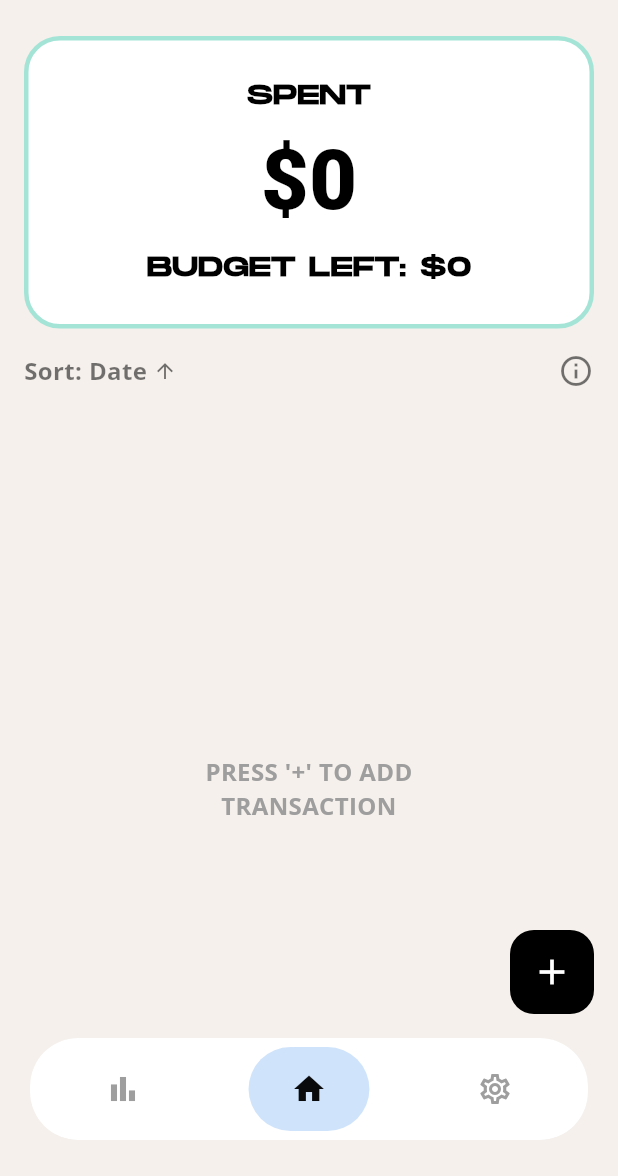
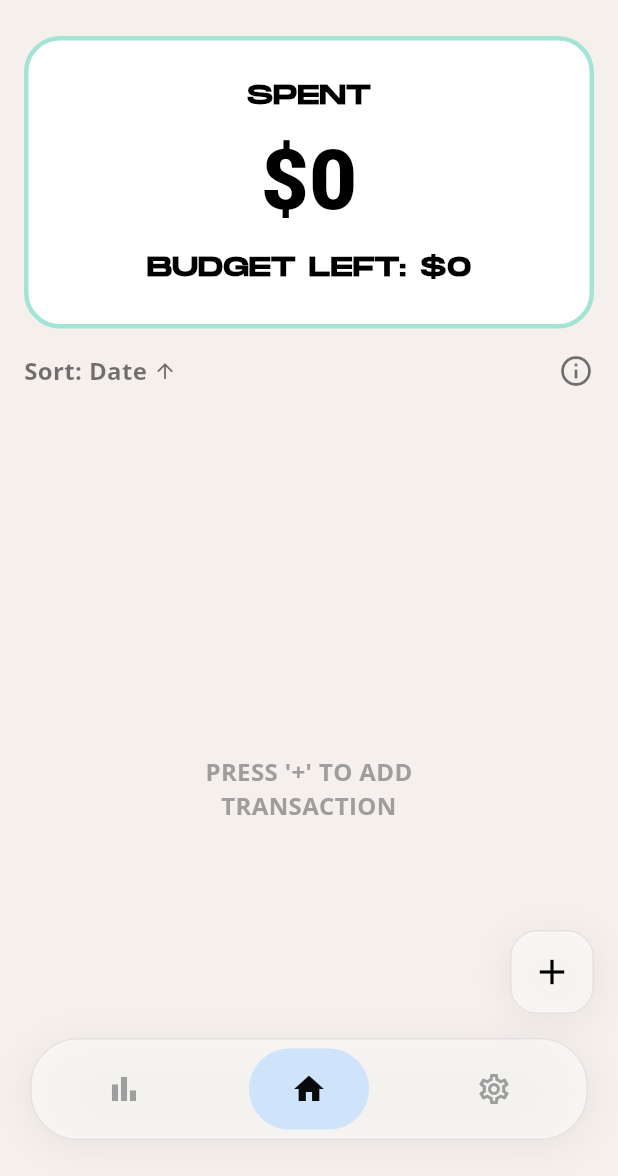
Before and after one commit to ngoleminhphuc1011/RADIX-finance-tracker-app, a Flutter app: the screen it shows after launch, on a phone screen of 412 x 824 dp, the part 60-1236 px from its top. Run offline on Flutter 3.47's test engine with Material 3 defaults, Android fonts, the phone set to English and light mode, and no system bars; our stand-ins replace fl_chart, google_fonts, shared_preferences, sqflite, sqflite_common_ffi_web; accounts and stored records are empty.

Commit message:
style: apply high-end frosted glassmorphism to floating bottom nav bar and add button

```diff
--- a/lib/nav_wrapper.dart
+++ b/lib/nav_wrapper.dart
@@ -1,4 +1,5 @@
 import 'dart:math';
+import 'dart:ui' as ui;
 import 'package:flutter/material.dart';
 import 'screens/graph/graph_screen.dart';
 import 'screens/home/home_screen.dart';
@@ -391,21 +392,38 @@ class _NavWrapperState extends State<NavWrapper> {
         ),
         bottomNavigationBar: Padding(
           padding: const EdgeInsets.only(bottom: 24, left: 20, right: 20),
+          child: Container(
+            decoration: BoxDecoration(
+              borderRadius: BorderRadius.circular(32),
+              boxShadow: [
+                BoxShadow(
+                  color: Theme.of(context).brightness == Brightness.dark
+                      ? Colors.black.withValues(alpha: 0.30)
+                      : Colors.black.withValues(alpha: 0.06),
+                  blurRadius: 20,
+                  offset: const Offset(0, 4),
+                ),
+              ],
+            ),
             child: ClipRRect(
               borderRadius: BorderRadius.circular(32),
+              child: BackdropFilter(
+                filter: ui.ImageFilter.blur(sigmaX: 20, sigmaY: 20),
                 child: AnimatedContainer(
                   duration: const Duration(milliseconds: 400),
                   curve: Curves.easeInOut,
                   height: 68,
                   decoration: BoxDecoration(
-                color: AppColorLocker.of(context).navBarBackground,
-                boxShadow: [
-                  BoxShadow(
-                    color: AppColorLocker.of(context).shadowLight,
-                    blurRadius: 20,
-                    offset: const Offset(0, 4),
+                    color: Theme.of(context).brightness == Brightness.dark
+                        ? Colors.white.withValues(alpha: 0.18)
+                        : Colors.white.withValues(alpha: 0.50),
+                    borderRadius: BorderRadius.circular(32),
+                    border: Border.all(
+                      color: Theme.of(context).brightness == Brightness.dark
+                          ? Colors.white.withValues(alpha: 0.20)
+                          : Colors.black.withValues(alpha: 0.08),
+                      width: 1.0,
                     ),
-                ],
                   ),
                   child: LayoutBuilder(
                     builder: (context, constraints) {
@@ -473,6 +491,8 @@ class _NavWrapperState extends State<NavWrapper> {
               ),
             ),
           ),
+        ),
+      ),
     );
   }
 
--- a/lib/screens/home/home_screen.dart
+++ b/lib/screens/home/home_screen.dart
@@ -1,3 +1,4 @@
+import 'dart:ui' as ui;
 import 'package:flutter/material.dart';
 import 'package:intl/intl.dart';
 import 'instruction_screen.dart';
@@ -503,7 +504,12 @@ class _HomeScreenState extends State<HomeScreen> {
           child: ListView.builder(
             controller: _scrollController,
             key: ValueKey<String>(currentSort),
-            padding: padding,
+            padding: EdgeInsets.fromLTRB(
+              padding.left,
+              padding.top,
+              padding.right,
+              padding.bottom < 110 ? 110 : padding.bottom,
+            ),
             physics: const BouncingScrollPhysics(),
             itemCount: groupedKeys.length,
             itemBuilder: (context, index) {
@@ -534,6 +540,15 @@ class _HomeScreenState extends State<HomeScreen> {
   }
 
   Widget _buildFab(AppColorLocker locker) {
+    final bool isDark = Theme.of(context).brightness == Brightness.dark;
+    final Color fabBg = isDark
+        ? Colors.white.withValues(alpha: 0.18)
+        : Colors.white.withValues(alpha: 0.50);
+    final Color fabBorder = isDark
+        ? Colors.white.withValues(alpha: 0.20)
+        : Colors.black.withValues(alpha: 0.08);
+    final Color fabIconColor = isDark ? Colors.white : locker.textPrimary;
+
     return BounceCard(
       onAnimationComplete: () {
         setState(() {
@@ -544,16 +559,42 @@ class _HomeScreenState extends State<HomeScreen> {
           _showAddTransactionDialogDelayed,
         );
       },
+      child: Container(
+        decoration: BoxDecoration(
+          borderRadius: BorderRadius.circular(18),
+          boxShadow: [
+            BoxShadow(
+              color: isDark
+                  ? Colors.black.withValues(alpha: 0.30)
+                  : Colors.black.withValues(alpha: 0.06),
+              blurRadius: 20,
+              offset: const Offset(0, 4),
+            ),
+          ],
+        ),
+        child: ClipRRect(
+          borderRadius: BorderRadius.circular(18),
+          child: BackdropFilter(
+            filter: ui.ImageFilter.blur(sigmaX: 20, sigmaY: 20),
             child: FloatingActionButton(
-        backgroundColor: locker.textPrimary,
+              backgroundColor: fabBg,
+              shape: RoundedRectangleBorder(
+                borderRadius: BorderRadius.circular(18),
+                side: BorderSide(color: fabBorder, width: 1),
+              ),
               onPressed: null,
               elevation: 0,
               highlightElevation: 0,
+              focusElevation: 0,
+              hoverElevation: 0,
               child: AnimatedRotation(
                 turns: _isPlusRotated ? 0.5 : 0.0,
                 duration: const Duration(milliseconds: 350),
                 curve: Curves.easeOutCubic,
-          child: Icon(Icons.add, color: locker.textOnDark, size: 28),
+                child: Icon(Icons.add, color: fabIconColor, size: 28),
+              ),
+            ),
+          ),
         ),
       ),
     );
@@ -623,8 +664,9 @@ class _HomeScreenState extends State<HomeScreen> {
     final currencyInfo = CurrencyProvider.watch(context);
     final int roundedNet = netTotal.round();
     final String sign = roundedNet < 0 ? '-' : (roundedNet > 0 ? '+' : '');
-    final String formattedAmount =
-        currencyInfo.format(roundedNet.abs().toDouble());
+    final String formattedAmount = currencyInfo.format(
+      roundedNet.abs().toDouble(),
+    );
     final String dailyTotalText = '$sign$formattedAmount';
 
     final locker = AppColorLocker.of(context);
```
Lines whose indentation alone changed are shown as unchanged.
